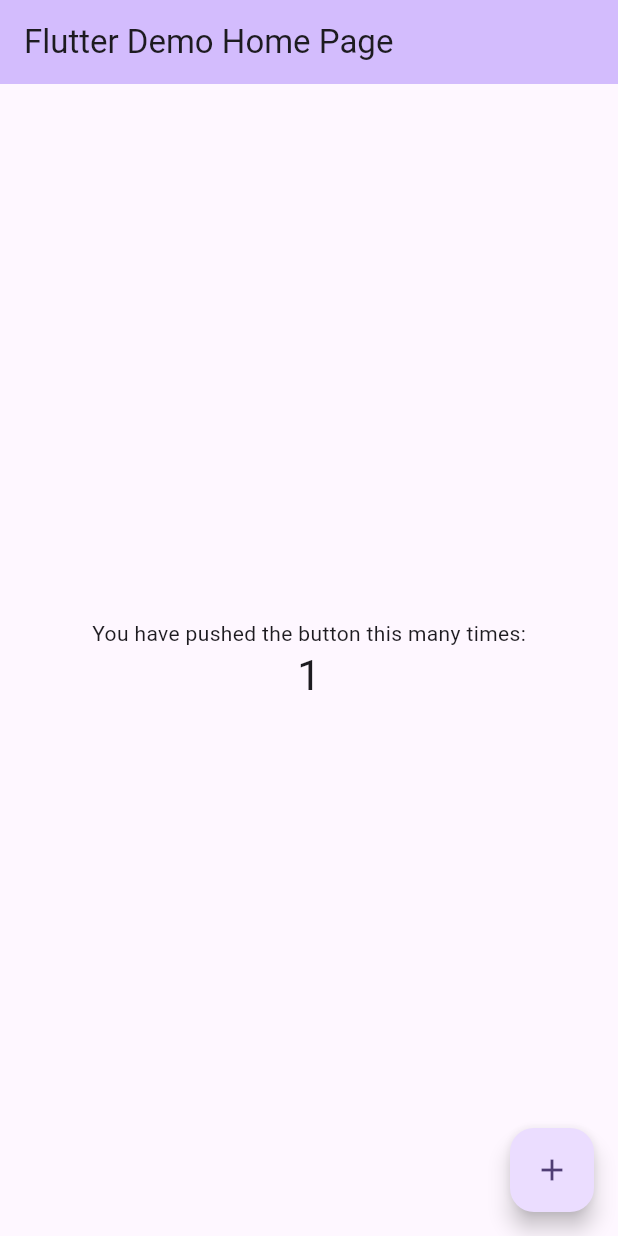
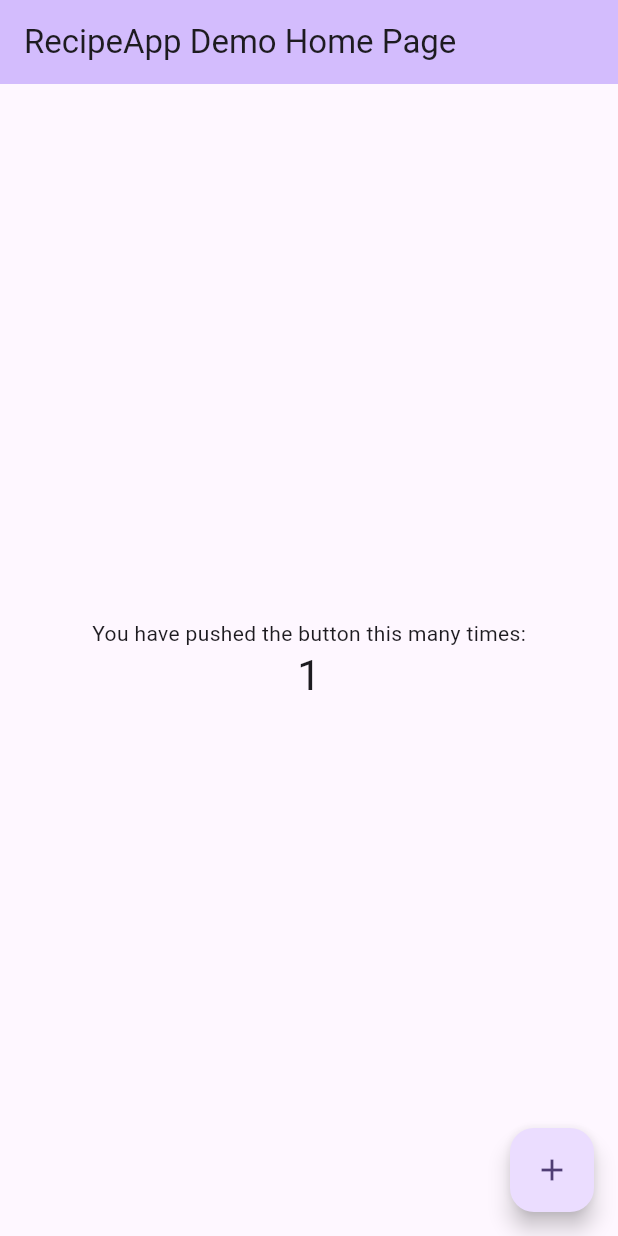
Before and after one commit to vasilijus/Recipe-App-Example, a Flutter app: the screen it shows after launch, after a tap on the "add" icon, on a phone screen of 412 x 824 dp. Run offline on Flutter 3.47's test engine with Material 3 defaults, Android fonts, the phone set to English and light mode, and no system bars.

Commit message:
rename app title

```diff
--- a/lib/main.dart
+++ b/lib/main.dart
@@ -1,17 +1,17 @@
 import 'package:flutter/material.dart';
 
 void main() {
-  runApp(const MyApp());
+  runApp(const RecipeApp());
 }
 
-class MyApp extends StatelessWidget {
-  const MyApp({super.key});
+class RecipeApp extends StatelessWidget {
+  const RecipeApp({super.key});
 
   // This widget is the root of your application.
   @override
   Widget build(BuildContext context) {
     return MaterialApp(
-      title: 'Flutter Demo',
+      title: 'RecipeApp Demo',
       theme: ThemeData(
         // This is the theme of your application.
         //
@@ -31,7 +31,7 @@ class MyApp extends StatelessWidget {
         colorScheme: ColorScheme.fromSeed(seedColor: Colors.deepPurple),
         useMaterial3: true,
       ),
-      home: const MyHomePage(title: 'Flutter Demo Home Page'),
+      home: const MyHomePage(title: 'RecipeApp Demo Home Page'),
     );
   }
 }
```
